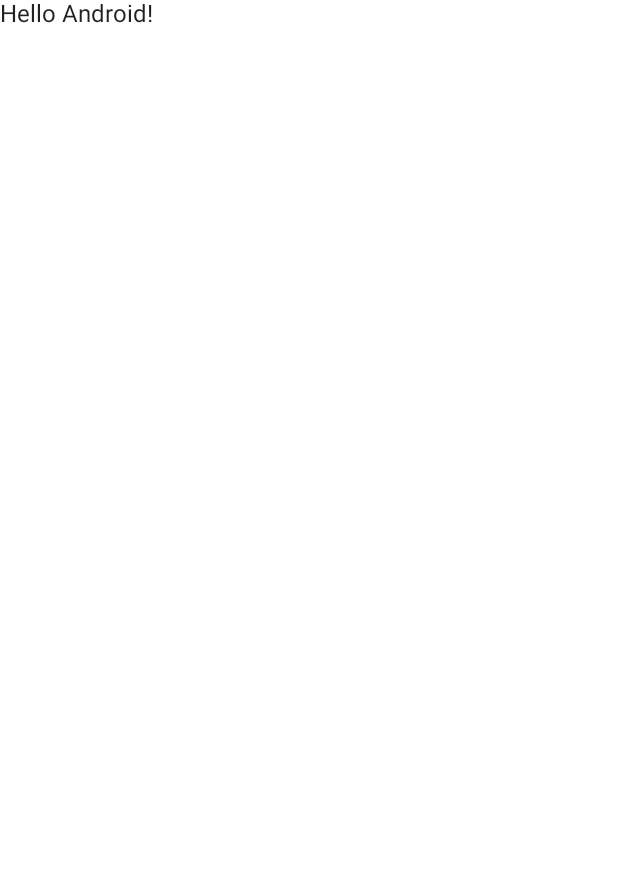
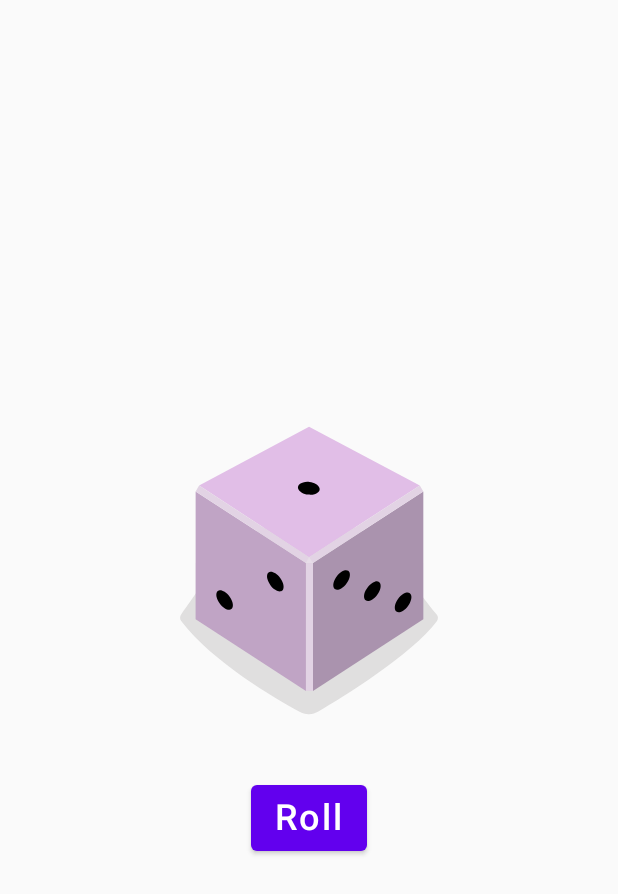
Before and after one commit to ChristopheTaymans/KotlinDiceRoller, an Android app built with Jetpack Compose: the screen it shows after launch (MainActivity), on a phone screen of 412 x 824 dp. Before the commit the part shown is almost empty. Shown: the top 894 px of the screen. Run offline under Robolectric (Android 15) with nearby library versions, the phone set to English and light mode, and no system bars.

Commit message:
Commit 2

```diff
--- a/app/src/main/java/be/taymans/diceroller/MainActivity.kt
+++ b/app/src/main/java/be/taymans/diceroller/MainActivity.kt
@@ -3,13 +3,26 @@ package be.taymans.diceroller
 import android.os.Bundle
 import androidx.activity.ComponentActivity
 import androidx.activity.compose.setContent
+import androidx.compose.foundation.Image
+import androidx.compose.foundation.layout.Column
 import androidx.compose.foundation.layout.fillMaxSize
-import androidx.compose.material.MaterialTheme
-import androidx.compose.material.Surface
+import androidx.compose.foundation.layout.height
+import androidx.compose.foundation.layout.Spacer
+import androidx.compose.foundation.layout.wrapContentSize
+import androidx.compose.material.Button
 import androidx.compose.material.Text
 import androidx.compose.runtime.Composable
+import androidx.compose.runtime.getValue
+import androidx.compose.runtime.mutableStateOf
+import androidx.compose.runtime.remember
+import androidx.compose.runtime.setValue
+import androidx.compose.ui.Alignment
 import androidx.compose.ui.Modifier
+import androidx.compose.ui.res.painterResource
+import androidx.compose.ui.res.stringResource
 import androidx.compose.ui.tooling.preview.Preview
+import androidx.compose.ui.unit.dp
+import androidx.compose.ui.unit.sp
 import be.taymans.diceroller.ui.theme.DiceRollerTheme
 
 class MainActivity : ComponentActivity() {
@@ -17,27 +30,38 @@ class MainActivity : ComponentActivity() {
         super.onCreate(savedInstanceState)
         setContent {
             DiceRollerTheme {
-                // A surface container using the 'background' color from the theme
-                Surface(
-                    modifier = Modifier.fillMaxSize(),
-                    color = MaterialTheme.colors.background
-                ) {
-                    Greeting("Android")
-                }
+                DiceRollerApp()
             }
         }
     }
 }
 
+@Preview
 @Composable
-fun Greeting(name: String) {
-    Text(text = "Hello $name!")
+fun DiceRollerApp() {
+    DiceWithButtonAndImage(modifier = Modifier
+        .fillMaxSize()
+        .wrapContentSize(Alignment.Center)
+    )
 }
 
-@Preview(showBackground = true)
 @Composable
-fun DefaultPreview() {
-    DiceRollerTheme {
-        Greeting("Android")
+fun DiceWithButtonAndImage(modifier: Modifier = Modifier) {
+    var result by remember { mutableStateOf( 1) }
+    val imageResource = when(result) {
+        1 -> R.drawable.dice_1
+        2 -> R.drawable.dice_2
+        3 -> R.drawable.dice_3
+        4 -> R.drawable.dice_4
+        5 -> R.drawable.dice_5
+        else -> R.drawable.dice_6
+    }
+    Column(modifier = modifier, horizontalAlignment = Alignment.CenterHorizontally) {
+        Image(painter = painterResource(imageResource), contentDescription = result.toString())
+        Spacer(modifier = Modifier.height(16.dp))
+        Button(onClick = { result = (1..6).random() }) {
+            Text(text = stringResource(R.string.roll), fontSize = 24.sp)
+
+        }
     }
 }
--- /dev/null
+++ b/app/src/main/res/drawable/dice_1.xml
@@ -0,0 +1,66 @@
+<!--
+  ~ Copyright 2022, The Android Open Source Project
+  ~
+  ~ Licensed under the Apache License, Version 2.0 (the "License");
+  ~ you may not use this file except in compliance with the License.
+  ~ You may obtain a copy of the License at
+  ~
+  ~     http://www.apache.org/licenses/LICENSE-2.0
+  ~
+  ~ Unless required by applicable law or agreed to in writing, software
+  ~ distributed under the License is distributed on an "AS IS" BASIS,
+  ~ WITHOUT WARRANTIES OR CONDITIONS OF ANY KIND, either express or implied.
+  ~ See the License for the specific language governing permissions and
+  ~ limitations under the License.
+  -->
+
+<vector xmlns:android="http://schemas.android.com/apk/res/android"
+    android:width="200dp"
+    android:height="250dp"
+    android:viewportWidth="800"
+    android:viewportHeight="1000">
+    <path
+        android:fillAlpha="0.5"
+        android:fillColor="#C5C4C4"
+        android:pathData="M740.8,635.42c-68.27,90.47 -249.77,201.76 -316,240.63a50.7,50.7 0,0 1,-49.93 0.81c-64.19,-35 -234.09,-133.88 -315.65,-242a14.69,14.69 0,0 1,-0.12 -17.49c77.58,-106.29 159.67,-258.89 341.06,-258.89 182,0 242.19,139.08 340.27,258.88A14.62,14.62 0,0 1,740.8 635.42Z"
+        android:strokeAlpha="0.5" />
+    <path
+        android:fillColor="#AA93AE"
+        android:pathData="M704.9,630l-294.29,191.06l0,-340.85l294.29,-191.06l0,340.85z" />
+    <path
+        android:fillColor="#C0A4C5"
+        android:pathData="M97.59,630l294.29,191.06l0,-340.85l-294.29,-191.06l0,340.85z" />
+    <path
+        android:fillColor="#E1BEE7"
+        android:pathData="M400.14,464.73l-293.19,-191.45l293.19,-156.31l295.39,156.31l-295.39,191.45z" />
+    <path
+        android:fillColor="#E2D3E4"
+        android:pathData="M106.95,273.28l-9.36,15.87l294.29,191.06l8.26,-15.48l-293.19,-191.45z" />
+    <path
+        android:fillColor="#E2D3E4"
+        android:pathData="M695.53,273.28l9.37,15.87l-294.29,191.06l-10.47,-15.48l295.39,-191.45z" />
+    <path
+        android:fillColor="#E2D3E4"
+        android:pathData="M391.88,480.21h18.73v340.85h-18.73z" />
+    <path
+        android:fillColor="#E7DCE8"
+        android:pathData="M400.14,464.73l-8.26,15.48l18.73,0l-10.47,-15.48z" />
+    <path
+        android:fillColor="#000000"
+        android:pathData="M397.45,297.62a16.9,28.71 97.07,1 0,4.16 -33.54a16.9,28.71 97.07,1 0,-4.16 33.54z" />
+    <path
+        android:fillColor="#000000"
+        android:pathData="M297.17,539.02a30.12,16.11 53.82,1 0,26.01 -19.02a30.12,16.11 53.82,1 0,-26.01 19.02z" />
+    <path
+        android:fillColor="#000000"
+        android:pathData="M161.96,588.24a30.12,16.11 53.82,1 0,26.01 -19.02a30.12,16.11 53.82,1 0,-26.01 19.02z" />
+    <path
+        android:fillColor="#000000"
+        android:pathData="M551.15,579.45a30.12,16.11 126.18,1 0,35.56 -48.62a30.12,16.11 126.18,1 0,-35.56 48.62z" />
+    <path
+        android:fillColor="#000000"
+        android:pathData="M469.12,549.58a30.12,16.11 126.18,1 0,35.56 -48.62a30.12,16.11 126.18,1 0,-35.56 48.62z" />
+    <path
+        android:fillColor="#000000"
+        android:pathData="M633.17,609.29a30.12,16.11 126.18,1 0,35.56 -48.62a30.12,16.11 126.18,1 0,-35.56 48.62z" />
+</vector>
--- /dev/null
+++ b/app/src/main/res/drawable/dice_2.xml
@@ -0,0 +1,66 @@
+<!--
+  ~ Copyright 2022, The Android Open Source Project
+  ~
+  ~ Licensed under the Apache License, Version 2.0 (the "License");
+  ~ you may not use this file except in compliance with the License.
+  ~ You may obtain a copy of the License at
+  ~
+  ~     http://www.apache.org/licenses/LICENSE-2.0
+  ~
+  ~ Unless required by applicable law or agreed to in writing, software
+  ~ distributed under the License is distributed on an "AS IS" BASIS,
+  ~ WITHOUT WARRANTIES OR CONDITIONS OF ANY KIND, either express or implied.
+  ~ See the License for the specific language governing permissions and
+  ~ limitations under the License.
+  -->
+
+<vector xmlns:android="http://schemas.android.com/apk/res/android"
+    android:width="200dp"
+    android:height="250dp"
+    android:viewportWidth="800"
+    android:viewportHeight="1000">
+    <path
+        android:fillAlpha="0.5"
+        android:fillColor="#C5C4C4"
+        android:pathData="M740.8,635.42c-68.27,90.47 -249.77,201.76 -316,240.63a50.7,50.7 0,0 1,-49.93 0.81c-64.19,-35 -234.09,-133.88 -315.65,-242a14.69,14.69 0,0 1,-0.12 -17.49c77.58,-106.29 159.67,-258.89 341.06,-258.89 182,0 242.19,139.08 340.27,258.88A14.62,14.62 0,0 1,740.8 635.42Z"
+        android:strokeAlpha="0.5" />
+    <path
+        android:fillColor="#AA93AE"
+        android:pathData="M704.9,630l-294.29,191.06l0,-340.85l294.29,-191.06l0,340.85z" />
+    <path
+        android:fillColor="#C0A4C5"
+        android:pathData="M97.59,630l294.29,191.06l0,-340.85l-294.29,-191.06l0,340.85z" />
+    <path
+        android:fillColor="#E1BEE7"
+        android:pathData="M400.14,464.73l-293.19,-191.45l293.19,-156.31l295.39,156.31l-295.39,191.45z" />
+    <path
+        android:fillColor="#E2D3E4"
+        android:pathData="M106.95,273.28l-9.36,15.87l294.29,191.06l8.26,-15.48l-293.19,-191.45z" />
+    <path
+        android:fillColor="#E2D3E4"
+        android:pathData="M695.53,273.28l9.37,15.87l-294.29,191.06l-10.47,-15.48l295.39,-191.45z" />
+    <path
+        android:fillColor="#E2D3E4"
+        android:pathData="M391.88,480.21h18.73v340.85h-18.73z" />
+    <path
+        android:fillColor="#E7DCE8"
+        android:pathData="M400.14,464.73l-8.26,15.48l18.73,0l-10.47,-15.48z" />
+    <path
+        android:fillColor="#000000"
+        android:pathData="M520.85,303.25a16.9,28.71 97.07,1 0,4.16 -33.54a16.9,28.71 97.07,1 0,-4.16 33.54z" />
+    <path
+        android:fillColor="#000000"
+        android:pathData="M273.33,291.99a16.9,28.71 97.07,1 0,4.16 -33.54a16.9,28.71 97.07,1 0,-4.16 33.54z" />
+    <path
+        android:fillColor="#000000"
+        android:pathData="M229.56,563.64a30.12,16.11 53.82,1 0,26.01 -19.02a30.12,16.11 53.82,1 0,-26.01 19.02z" />
+    <path
+        android:fillColor="#000000"
+        android:pathData="M311.58,533.77a30.12,16.11 53.82,1 0,26.01 -19.02a30.12,16.11 53.82,1 0,-26.01 19.02z" />
+    <path
+        android:fillColor="#000000"
+        android:pathData="M147.54,593.49a30.12,16.11 53.82,1 0,26.01 -19.02a30.12,16.11 53.82,1 0,-26.01 19.02z" />
+    <path
+        android:fillColor="#000000"
+        android:pathData="M551.15,579.45a30.12,16.11 126.18,1 0,35.56 -48.62a30.12,16.11 126.18,1 0,-35.56 48.62z" />
+</vector>
--- /dev/null
+++ b/app/src/main/res/drawable/dice_3.xml
@@ -0,0 +1,66 @@
+<!--
+  ~ Copyright 2022, The Android Open Source Project
+  ~
+  ~ Licensed under the Apache License, Version 2.0 (the "License");
+  ~ you may not use this file except in compliance with the License.
+  ~ You may obtain a copy of the License at
+  ~
+  ~     http://www.apache.org/licenses/LICENSE-2.0
+  ~
+  ~ Unless required by applicable law or agreed to in writing, software
+  ~ distributed under the License is distributed on an "AS IS" BASIS,
+  ~ WITHOUT WARRANTIES OR CONDITIONS OF ANY KIND, either express or implied.
+  ~ See the License for the specific language governing permissions and
+  ~ limitations under the License.
+  -->
+
+<vector xmlns:android="http://schemas.android.com/apk/res/android"
+    android:width="200dp"
+    android:height="250dp"
+    android:viewportWidth="800"
+    android:viewportHeight="1000">
+    <path
+        android:fillAlpha="0.5"
+        android:fillColor="#C5C4C4"
+        android:pathData="M740.8,635.42c-68.27,90.47 -249.77,201.76 -316,240.63a50.7,50.7 0,0 1,-49.93 0.81c-64.19,-35 -234.09,-133.88 -315.65,-242a14.69,14.69 0,0 1,-0.12 -17.49c77.58,-106.29 159.67,-258.89 341.06,-258.89 182,0 242.19,139.08 340.27,258.88A14.62,14.62 0,0 1,740.8 635.42Z"
+        android:strokeAlpha="0.5" />
+    <path
+        android:fillColor="#AA93AE"
+        android:pathData="M704.9,630l-294.29,191.06l0,-340.85l294.29,-191.06l0,340.85z" />
+    <path
+        android:fillColor="#C0A4C5"
+        android:pathData="M97.59,630l294.29,191.06l0,-340.85l-294.29,-191.06l0,340.85z" />
+    <path
+        android:fillColor="#E1BEE7"
+        android:pathData="M400.14,464.73l-293.19,-191.45l293.19,-156.31l295.39,156.31l-295.39,191.45z" />
+    <path
+        android:fillColor="#E2D3E4"
+        android:pathData="M106.95,273.28l-9.36,15.87l294.29,191.06l8.26,-15.48l-293.19,-191.45z" />
+    <path
+        android:fillColor="#E2D3E4"
+        android:pathData="M695.53,273.28l9.37,15.87l-294.29,191.06l-10.47,-15.48l295.39,-191.45z" />
+    <path
+        android:fillColor="#E2D3E4"
+        android:pathData="M391.88,480.21h18.73v340.85h-18.73z" />
+    <path
+        android:fillColor="#E7DCE8"
+        android:pathData="M400.14,464.73l-8.26,15.48l18.73,0l-10.47,-15.48z" />
+    <path
+        android:fillColor="#000000"
+        android:pathData="M398.11,297.62a16.9,28.71 97.07,1 0,4.16 -33.54a16.9,28.71 97.07,1 0,-4.16 33.54z" />
+    <path
+        android:fillColor="#000000"
+        android:pathData="M548.27,304.46a16.9,28.71 97.07,1 0,4.16 -33.54a16.9,28.71 97.07,1 0,-4.16 33.54z" />
+    <path
+        android:fillColor="#000000"
+        android:pathData="M247.95,290.79a16.9,28.71 97.07,1 0,4.16 -33.54a16.9,28.71 97.07,1 0,-4.16 33.54z" />
+    <path
+        android:fillColor="#000000"
+        android:pathData="M229.56,563.64a30.12,16.11 53.82,1 0,26.01 -19.02a30.12,16.11 53.82,1 0,-26.01 19.02z" />
+    <path
+        android:fillColor="#000000"
+        android:pathData="M483.54,554.83a30.12,16.11 126.18,1 0,35.56 -48.62a30.12,16.11 126.18,1 0,-35.56 48.62z" />
+    <path
+        android:fillColor="#000000"
+        android:pathData="M618.75,604.04a30.12,16.11 126.18,1 0,35.56 -48.62a30.12,16.11 126.18,1 0,-35.56 48.62z" />
+</vector>
--- /dev/null
+++ b/app/src/main/res/drawable/dice_4.xml
@@ -0,0 +1,69 @@
+<!--
+  ~ Copyright 2022, The Android Open Source Project
+  ~
+  ~ Licensed under the Apache License, Version 2.0 (the "License");
+  ~ you may not use this file except in compliance with the License.
+  ~ You may obtain a copy of the License at
+  ~
+  ~     http://www.apache.org/licenses/LICENSE-2.0
+  ~
+  ~ Unless required by applicable law or agreed to in writing, software
+  ~ distributed under the License is distributed on an "AS IS" BASIS,
+  ~ WITHOUT WARRANTIES OR CONDITIONS OF ANY KIND, either express or implied.
+  ~ See the License for the specific language governing permissions and
+  ~ limitations under the License.
+  -->
+
+<vector xmlns:android="http://schemas.android.com/apk/res/android"
+    android:width="200dp"
+    android:height="250dp"
+    android:viewportWidth="800"
+    android:viewportHeight="1000">
+    <path
+        android:fillAlpha="0.5"
+        android:fillColor="#C5C4C4"
+        android:pathData="M740.8,635.42c-68.27,90.47 -249.77,201.76 -316,240.63a50.7,50.7 0,0 1,-49.93 0.81c-64.19,-35 -234.09,-133.88 -315.65,-242a14.69,14.69 0,0 1,-0.12 -17.49c77.58,-106.29 159.67,-258.89 341.06,-258.89 182,0 242.19,139.08 340.27,258.88A14.62,14.62 0,0 1,740.8 635.42Z"
+        android:strokeAlpha="0.5" />
+    <path
+        android:fillColor="#AA93AE"
+        android:pathData="M704.9,630l-294.29,191.06l0,-340.85l294.29,-191.06l0,340.85z" />
+    <path
+        android:fillColor="#C0A4C5"
+        android:pathData="M97.59,630l294.29,191.06l0,-340.85l-294.29,-191.06l0,340.85z" />
+    <path
+        android:fillColor="#E1BEE7"
+        android:pathData="M400.14,464.73l-293.19,-191.45l293.19,-156.31l295.39,156.31l-295.39,191.45z" />
+    <path
+        android:fillColor="#E2D3E4"
+        android:pathData="M106.95,273.28l-9.36,15.87l294.29,191.06l8.26,-15.48l-293.19,-191.45z" />
+    <path
+        android:fillColor="#E2D3E4"
+        android:pathData="M695.53,273.28l9.37,15.87l-294.29,191.06l-10.47,-15.48l295.39,-191.45z" />
+    <path
+        android:fillColor="#E2D3E4"
+        android:pathData="M391.88,480.21h18.73v340.85h-18.73z" />
+    <path
+        android:fillColor="#E7DCE8"
+        android:pathData="M400.14,464.73l-8.26,15.48l18.73,0l-10.47,-15.48z" />
+    <path
+        android:fillColor="#000000"
+        android:pathData="M530.08,303.65a16.9,28.71 97.07,1 0,4.16 -33.54a16.9,28.71 97.07,1 0,-4.16 33.54z" />
+    <path
+        android:fillColor="#000000"
+        android:pathData="M389.68,218.17a16.9,28.71 97.07,1 0,4.16 -33.54a16.9,28.71 97.07,1 0,-4.16 33.54z" />
+    <path
+        android:fillColor="#000000"
+        android:pathData="M405.35,377.09a16.9,28.71 97.07,1 0,4.16 -33.54a16.9,28.71 97.07,1 0,-4.16 33.54z" />
+    <path
+        android:fillColor="#000000"
+        android:pathData="M264.95,291.6a16.9,28.71 97.07,1 0,4.16 -33.54a16.9,28.71 97.07,1 0,-4.16 33.54z" />
+    <path
+        android:fillColor="#000000"
+        android:pathData="M297.17,541.59a30.12,16.11 53.82,1 0,26.01 -19.02a30.12,16.11 53.82,1 0,-26.01 19.02z" />
+    <path
+        android:fillColor="#000000"
+        android:pathData="M161.96,590.81a30.12,16.11 53.82,1 0,26.01 -19.02a30.12,16.11 53.82,1 0,-26.01 19.02z" />
+    <path
+        android:fillColor="#000000"
+        android:pathData="M551.15,579.45a30.12,16.11 126.18,1 0,35.56 -48.62a30.12,16.11 126.18,1 0,-35.56 48.62z" />
+</vector>
--- /dev/null
+++ b/app/src/main/res/drawable/dice_5.xml
@@ -0,0 +1,75 @@
+<!--
+  ~ Copyright 2022, The Android Open Source Project
+  ~
+  ~ Licensed under the Apache License, Version 2.0 (the "License");
+  ~ you may not use this file except in compliance with the License.
+  ~ You may obtain a copy of the License at
+  ~
+  ~     http://www.apache.org/licenses/LICENSE-2.0
+  ~
+  ~ Unless required by applicable law or agreed to in writing, software
+  ~ distributed under the License is distributed on an "AS IS" BASIS,
+  ~ WITHOUT WARRANTIES OR CONDITIONS OF ANY KIND, either express or implied.
+  ~ See the License for the specific language governing permissions and
+  ~ limitations under the License.
+  -->
+
+<vector xmlns:android="http://schemas.android.com/apk/res/android"
+    android:width="200dp"
+    android:height="250dp"
+    android:viewportWidth="800"
+    android:viewportHeight="1000">
+    <path
+        android:fillAlpha="0.5"
+        android:fillColor="#C5C4C4"
+        android:pathData="M740.8,635.42c-68.27,90.47 -249.77,201.76 -316,240.63a50.7,50.7 0,0 1,-49.93 0.81c-64.19,-35 -234.09,-133.88 -315.65,-242a14.69,14.69 0,0 1,-0.12 -17.49c77.58,-106.29 159.67,-258.89 341.06,-258.89 182,0 242.19,139.08 340.27,258.88A14.62,14.62 0,0 1,740.8 635.42Z"
+        android:strokeAlpha="0.5" />
+    <path
+        android:fillColor="#AA93AE"
+        android:pathData="M704.9,630l-294.29,191.06l0,-340.85l294.29,-191.06l0,340.85z" />
+    <path
+        android:fillColor="#C0A4C5"
+        android:pathData="M97.59,630l294.29,191.06l0,-340.85l-294.29,-191.06l0,340.85z" />
+    <path
+        android:fillColor="#E1BEE7"
+        android:pathData="M400.14,464.73l-293.19,-191.45l293.19,-156.31l295.39,156.31l-295.39,191.45z" />
+    <path
+        android:fillColor="#E2D3E4"
+        android:pathData="M106.95,273.28l-9.36,15.87l294.29,191.06l8.26,-15.48l-293.19,-191.45z" />
+    <path
+        android:fillColor="#E2D3E4"
+        android:pathData="M695.53,273.28l9.37,15.87l-294.29,191.06l-10.47,-15.48l295.39,-191.45z" />
+    <path
+        android:fillColor="#E2D3E4"
+        android:pathData="M391.88,480.21h18.73v340.85h-18.73z" />
+    <path
+        android:fillColor="#E7DCE8"
+        android:pathData="M400.14,464.73l-8.26,15.48l18.73,0l-10.47,-15.48z" />
+    <path
+        android:fillColor="#000000"
+        android:pathData="M397.05,297.63a16.9,28.71 97.07,1 0,4.16 -33.54a16.9,28.71 97.07,1 0,-4.16 33.54z" />
+    <path
+        android:fillColor="#000000"
+        android:pathData="M547.21,304.45a16.9,28.71 97.07,1 0,4.16 -33.54a16.9,28.71 97.07,1 0,-4.16 33.54z" />
+    <path
+        android:fillColor="#000000"
+        android:pathData="M388.17,207.62a16.9,28.71 97.07,1 0,4.16 -33.54a16.9,28.71 97.07,1 0,-4.16 33.54z" />
+    <path
+        android:fillColor="#000000"
+        android:pathData="M405.93,387.62a16.9,28.71 97.07,1 0,4.16 -33.54a16.9,28.71 97.07,1 0,-4.16 33.54z" />
+    <path
+        android:fillColor="#000000"
+        android:pathData="M246.89,290.79a16.9,28.71 97.07,1 0,4.16 -33.54a16.9,28.71 97.07,1 0,-4.16 33.54z" />
+    <path
+        android:fillColor="#000000"
+        android:pathData="M229.56,563.64a30.12,16.11 53.82,1 0,26.01 -19.02a30.12,16.11 53.82,1 0,-26.01 19.02z" />
+    <path
+        android:fillColor="#000000"
+        android:pathData="M551.15,579.45a30.12,16.11 126.18,1 0,35.56 -48.62a30.12,16.11 126.18,1 0,-35.56 48.62z" />
+    <path
+        android:fillColor="#000000"
+        android:pathData="M469.12,549.58a30.12,16.11 126.18,1 0,35.56 -48.62a30.12,16.11 126.18,1 0,-35.56 48.62z" />
+    <path
+        android:fillColor="#000000"
+        android:pathData="M633.17,609.29a30.12,16.11 126.18,1 0,35.56 -48.62a30.12,16.11 126.18,1 0,-35.56 48.62z" />
+</vector>
--- /dev/null
+++ b/app/src/main/res/drawable/dice_6.xml
@@ -0,0 +1,81 @@
+<!--
+  ~ Copyright 2022, The Android Open Source Project
+  ~
+  ~ Licensed under the Apache License, Version 2.0 (the "License");
+  ~ you may not use this file except in compliance with the License.
+  ~ You may obtain a copy of the License at
+  ~
+  ~     http://www.apache.org/licenses/LICENSE-2.0
+  ~
+  ~ Unless required by applicable law or agreed to in writing, software
+  ~ distributed under the License is distributed on an "AS IS" BASIS,
+  ~ WITHOUT WARRANTIES OR CONDITIONS OF ANY KIND, either express or implied.
+  ~ See the License for the specific language governing permissions and
+  ~ limitations under the License.
+  -->
+
+<vector xmlns:android="http://schemas.android.com/apk/res/android"
+    android:width="200dp"
+    android:height="250dp"
+    android:viewportWidth="800"
+    android:viewportHeight="1000">
+    <path
+        android:fillAlpha="0.5"
+        android:fillColor="#C5C4C4"
+        android:pathData="M740.8,635.42c-68.27,90.47 -249.77,201.76 -316,240.63a50.7,50.7 0,0 1,-49.93 0.81c-64.19,-35 -234.09,-133.88 -315.65,-242a14.69,14.69 0,0 1,-0.12 -17.49c77.58,-106.29 159.67,-258.89 341.06,-258.89 182,0 242.19,139.08 340.27,258.88A14.62,14.62 0,0 1,740.8 635.42Z"
+        android:strokeAlpha="0.5" />
+    <path
+        android:fillColor="#AA93AE"
+        android:pathData="M704.9,630l-294.29,191.06l0,-340.85l294.29,-191.06l0,340.85z" />
+    <path
+        android:fillColor="#C0A4C5"
+        android:pathData="M97.59,630l294.29,191.06l0,-340.85l-294.29,-191.06l0,340.85z" />
+    <path
+        android:fillColor="#E1BEE7"
+        android:pathData="M400.14,464.73l-293.19,-191.45l293.19,-156.31l295.39,156.31l-295.39,191.45z" />
+    <path
+        android:fillColor="#E2D3E4"
+        android:pathData="M106.95,273.28l-9.36,15.87l294.29,191.06l8.26,-15.48l-293.19,-191.45z" />
+    <path
+        android:fillColor="#E2D3E4"
+        android:pathData="M695.53,273.28l9.37,15.87l-294.29,191.06l-10.47,-15.48l295.39,-191.45z" />
+    <path
+        android:fillColor="#E2D3E4"
+        android:pathData="M391.88,480.21h18.73v340.85h-18.73z" />
+    <path
+        android:fillColor="#E7DCE8"
+        android:pathData="M400.14,464.73l-8.26,15.48l18.73,0l-10.47,-15.48z" />
+    <path
+        android:fillColor="#000000"
+        android:pathData="M326.53,254.89a16.9,28.71 97.07,1 0,4.16 -33.54a16.9,28.71 97.07,1 0,-4.16 33.54z" />
+    <path
+        android:fillColor="#000000"
+        android:pathData="M537.57,298.78a16.9,28.71 97.07,1 0,4.16 -33.54a16.9,28.71 97.07,1 0,-4.16 33.54z" />
+    <path
+        android:fillColor="#000000"
+        android:pathData="M397.17,213.3a16.9,28.71 97.07,1 0,4.16 -33.54a16.9,28.71 97.07,1 0,-4.16 33.54z" />
+    <path
+        android:fillColor="#000000"
+        android:pathData="M396.31,381.95a16.9,28.71 97.07,1 0,4.16 -33.54a16.9,28.71 97.07,1 0,-4.16 33.54z" />
+    <path
+        android:fillColor="#000000"
+        android:pathData="M255.91,296.47a16.9,28.71 97.07,1 0,4.16 -33.54a16.9,28.71 97.07,1 0,-4.16 33.54z" />
+    <path
+        android:fillColor="#000000"
+        android:pathData="M466.93,340.37a16.9,28.71 97.07,1 0,4.16 -33.54a16.9,28.71 97.07,1 0,-4.16 33.54z" />
+    <path
+        android:fillColor="#000000"
+        android:pathData="M230,563.64a30.12,16.11 53.82,1 0,26.01 -19.02a30.12,16.11 53.82,1 0,-26.01 19.02z" />
+    <path
+        android:fillColor="#000000"
+        android:pathData="M312.02,533.78a30.12,16.11 53.82,1 0,26.01 -19.02a30.12,16.11 53.82,1 0,-26.01 19.02z" />
+    <path
+        android:fillColor="#000000"
+        android:pathData="M147.96,593.48a30.12,16.11 53.82,1 0,26.01 -19.02a30.12,16.11 53.82,1 0,-26.01 19.02z" />
+    <path
+        android:fillColor="#000000"
+        android:pathData="M483.54,554.83a30.12,16.11 126.18,1 0,35.56 -48.62a30.12,16.11 126.18,1 0,-35.56 48.62z" />
+    <path
+        android:fillColor="#000000"
+        android:pathData="M618.75,604.04a30.12,16.11 126.18,1 0,35.56 -48.62a30.12,16.11 126.18,1 0,-35.56 48.62z" />
+</vector>
--- a/app/src/main/res/values/strings.xml
+++ b/app/src/main/res/values/strings.xml
@@ -1,3 +1,4 @@
 <resources>
     <string name="app_name">Dice Roller</string>
+    <string name="roll">Roll</string>
 </resources>
```
